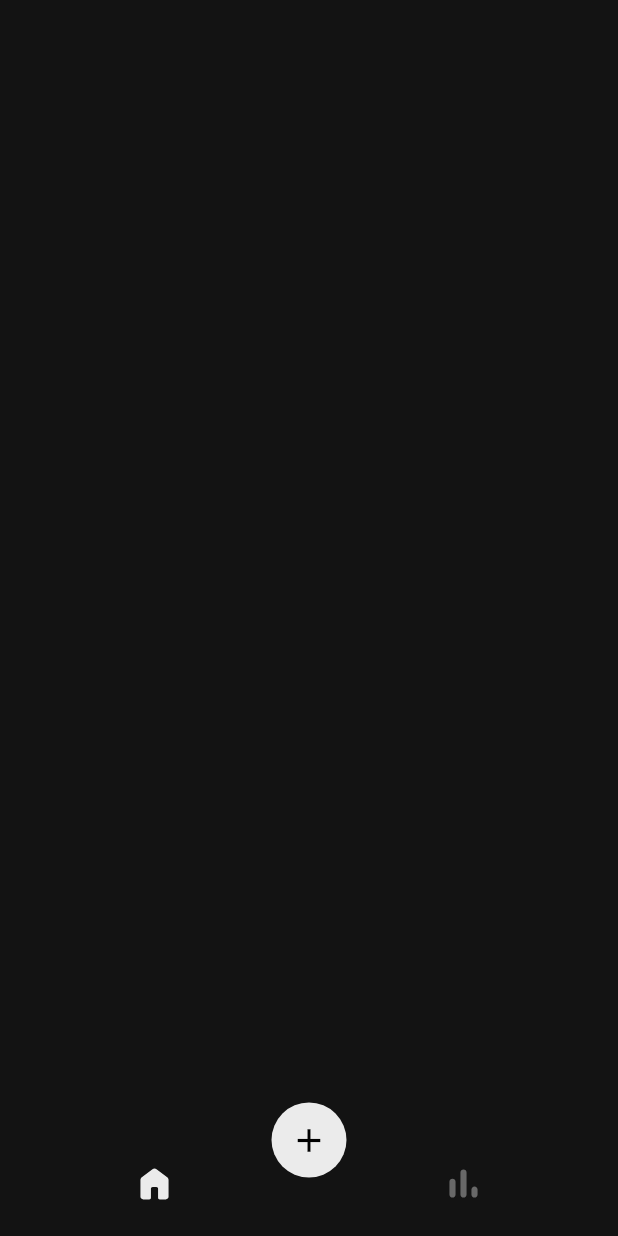
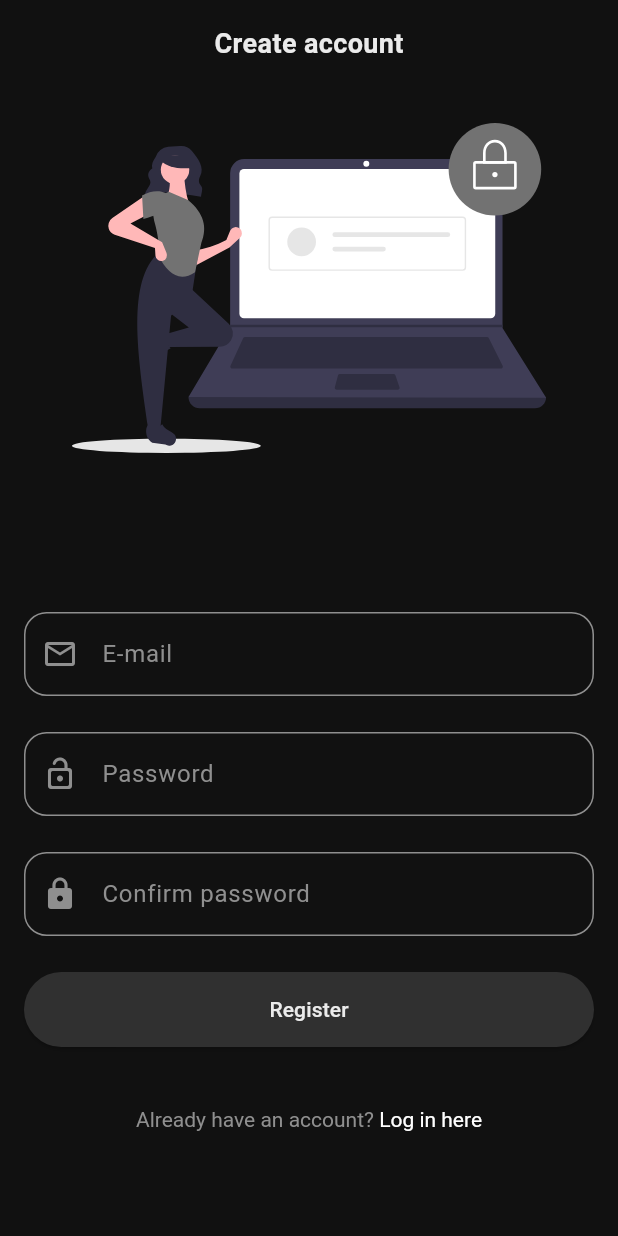
Before and after one commit to dsnoire/habit_tracker, a Flutter app: the screen it shows after launch, on a phone screen of 412 x 824 dp. Run offline on Flutter 3.47's test engine with Material 3 defaults, Android fonts, the phone set to English and light mode, and no system bars; our stand-ins replace flutter_svg, go_router.

Commit message:
feat: add register view

```diff
--- a/lib/app/colors/app_colors.dart
+++ b/lib/app/colors/app_colors.dart
@@ -2,7 +2,7 @@ import 'package:flutter/material.dart';
 
 abstract class AppColors {
   static const white = Color(0xFFEBEBEB);
-  static const background = Color(0xFF131313);
-  static const grey = Color(0xFF686868);
-  static const darkGrey = Color(0xFF383838);
+  static const background = Color(0xFF111111);
+  static const grey = Color(0xFF8F8F8F);
+  static const darkGrey = Color(0xFF303030);
 }
--- a/lib/app/router/app_router.dart
+++ b/lib/app/router/app_router.dart
@@ -1,5 +1,6 @@
 import 'package:flutter/material.dart';
 import 'package:go_router/go_router.dart';
+import 'package:habit_tracker/register/view/register_page.dart';
 
 import '../../home/view/home_page.dart';
 import '../../navigation/view/navigation.dart';
@@ -11,8 +12,18 @@ final GlobalKey<NavigatorState> _shellNavigator = GlobalKey(debugLabel: 'shell')
 abstract class AppRouter {
   static final GoRouter router = GoRouter(
     navigatorKey: _rootNavigator,
-    initialLocation: '/home',
+    initialLocation: '/register',
     routes: [
+      GoRoute(
+        path: '/register',
+        pageBuilder: (context, state) {
+          return NoTransitionPage(
+            child: RegisterPage(
+              key: state.pageKey,
+            ),
+          );
+        },
+      ),
       ShellRoute(
         navigatorKey: _shellNavigator,
         builder: (
--- a/lib/navigation/widgets/bottom_nav_bar.dart
+++ b/lib/navigation/widgets/bottom_nav_bar.dart
@@ -86,8 +86,8 @@ class _BottomNavBarItemIcon extends StatelessWidget {
   @override
   Widget build(BuildContext context) {
     return SizedBox(
-      height: 30,
-      width: 30,
+      height: 33,
+      width: 33,
       child: SvgPicture.asset(
         path,
         colorFilter: ColorFilter.mode(
--- /dev/null
+++ b/lib/register/view/register_form.dart
@@ -0,0 +1,132 @@
+import 'package:flutter/material.dart';
+import 'package:flutter_svg/flutter_svg.dart';
+import 'package:go_router/go_router.dart';
+
+import '../../app/colors/app_colors.dart';
+
+class RegisterForm extends StatelessWidget {
+  const RegisterForm({super.key});
+
+  @override
+  Widget build(BuildContext context) {
+    return SingleChildScrollView(
+      child: ConstrainedBox(
+        constraints: BoxConstraints(minHeight: MediaQuery.of(context).size.height - 70),
+        child: IntrinsicHeight(
+          child: Column(
+            mainAxisSize: MainAxisSize.min,
+            children: [
+              _RegisterHeader(),
+              const Spacer(),
+              _EmailTextInput(),
+              const SizedBox(height: 24),
+              _PasswordTextInput(),
+              const SizedBox(height: 24),
+              _ConfirmPasswordTextInput(),
+              const SizedBox(height: 24),
+              _RegisterButton(),
+              const SizedBox(height: 24),
+              _NavigateToSignInButton(),
+            ],
+          ),
+        ),
+      ),
+    );
+  }
+}
+
+class _EmailTextInput extends StatelessWidget {
+  @override
+  Widget build(BuildContext context) {
+    return TextField(
+      decoration: InputDecoration(
+        prefixIcon: const Icon(Icons.email_outlined),
+        labelText: 'E-mail',
+      ),
+      keyboardType: TextInputType.emailAddress,
+    );
+  }
+}
+
+class _PasswordTextInput extends StatelessWidget {
+  @override
+  Widget build(BuildContext context) {
+    return TextField(
+      decoration: InputDecoration(
+        prefixIcon: const Icon(Icons.lock_open_rounded),
+        labelText: 'Password',
+      ),
+      obscureText: true,
+    );
+  }
+}
+
+class _ConfirmPasswordTextInput extends StatelessWidget {
+  @override
+  Widget build(BuildContext context) {
+    return TextField(
+      decoration: InputDecoration(
+        prefixIcon: const Icon(Icons.lock_rounded),
+        labelText: 'Confirm password',
+      ),
+      obscureText: true,
+    );
+  }
+}
+
+class _RegisterButton extends StatelessWidget {
+  @override
+  Widget build(BuildContext context) {
+    return ElevatedButton(
+      onPressed: () {},
+      child: const Text('Register'),
+    );
+  }
+}
+
+class _NavigateToSignInButton extends StatelessWidget {
+  @override
+  Widget build(BuildContext context) {
+    return TextButton(
+      onPressed: () => context.go('/login'),
+      child: RichText(
+        text: const TextSpan(
+          text: 'Already have an account? ',
+          style: TextStyle(
+            color: AppColors.grey,
+          ),
+          children: [
+            TextSpan(
+              text: 'Log in here',
+              style: TextStyle(
+                color: Colors.white,
+              ),
+            ),
+          ],
+        ),
+      ),
+    );
+  }
+}
+
+class _RegisterHeader extends StatelessWidget {
+  @override
+  Widget build(BuildContext context) {
+    return Column(
+      children: [
+        Text(
+          'Create account',
+          style: const TextStyle(
+            fontSize: 18,
+            fontWeight: FontWeight.bold,
+          ),
+        ),
+        const SizedBox(height: 40),
+        SvgPicture.asset(
+          'assets/images/auth.svg',
+          height: 220,
+        ),
+      ],
+    );
+  }
+}
--- /dev/null
+++ b/lib/register/view/register_page.dart
@@ -0,0 +1,19 @@
+import 'package:flutter/material.dart';
+
+import 'register_form.dart';
+
+class RegisterPage extends StatelessWidget {
+  const RegisterPage({super.key});
+
+  @override
+  Widget build(BuildContext context) {
+    return Scaffold(
+      body: SafeArea(
+        child: Padding(
+          padding: const EdgeInsets.all(16),
+          child: RegisterForm(),
+        ),
+      ),
+    );
+  }
+}
--- a/pubspec.yaml
+++ b/pubspec.yaml
@@ -63,6 +63,7 @@ flutter:
   # To add assets to your application, add an assets section, like this:
   assets:
     - assets/icons/
+    - assets/images/
 
 
   # An image asset can refer to one or more resolution-specific "variants", see
```
Also changed, not shown: assets/images/auth.svg (added).
